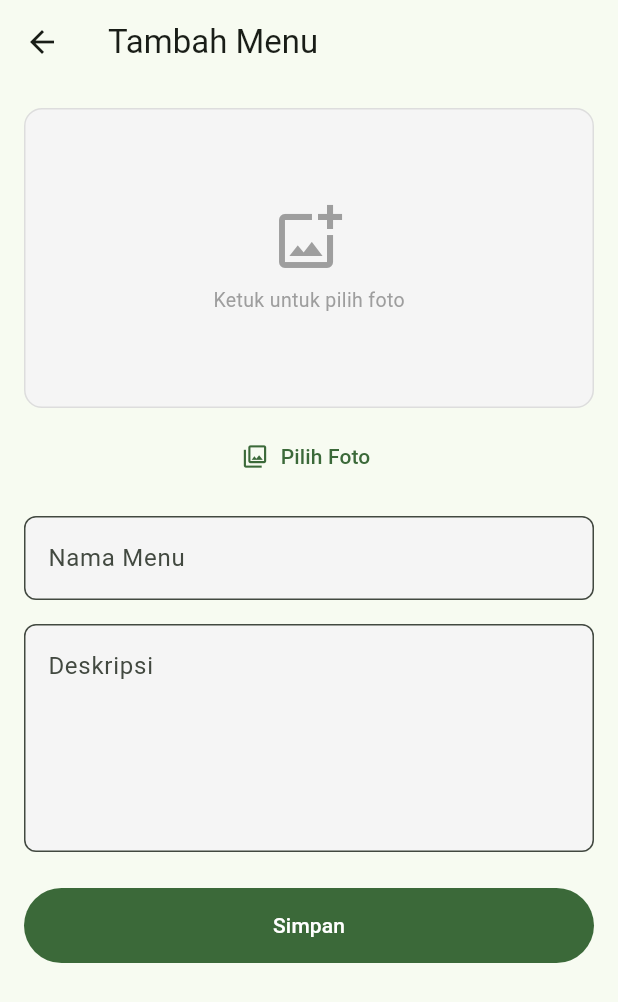
After one commit to WafiqMy/Mas_Nur_Mobile, a Flutter app: the FoodCourtFormPage screen opened by its route, on a phone screen of 412 x 824 dp. The commit adds this screen. Shown: the top 1002 px of the screen. Run offline on Flutter 3.47's test engine with Material 3 defaults, Android fonts, the phone set to English and light mode, and no system bars; our stand-ins replace dio, image_picker, shared_preferences; accounts and stored records are empty.

Commit message:
feat: tambah fitur Food Court di sidebar dengan form foto dan deskripsi

```diff
--- a/mas_nur_flutter/lib/app.dart
+++ b/mas_nur_flutter/lib/app.dart
@@ -14,6 +14,8 @@ import 'package:mas_nur_flutter/features/informasi/edit_profil_masjid_page.dart'
 import 'package:mas_nur_flutter/features/informasi/edit_struktur_organisasi_page.dart';
 import 'package:mas_nur_flutter/features/informasi/informasi_masjid_page.dart';
 import 'package:mas_nur_flutter/features/infaq/infaq_page.dart';
+import 'package:mas_nur_flutter/features/food_court/food_court_page.dart';
+import 'package:mas_nur_flutter/features/food_court/food_court_form_page.dart';
 import 'package:mas_nur_flutter/features/notifikasi/notifikasi_page.dart';
 import 'package:mas_nur_flutter/features/persewaan/barang_form_page.dart';
 import 'package:mas_nur_flutter/features/persewaan/detail_barang_page.dart';
@@ -65,6 +67,8 @@ class MasNurApp extends StatelessWidget {
         EditProfilMasjidPage.routeName: (_) => const EditProfilMasjidPage(),
         EditStrukturOrganisasiPage.routeName: (_) => const EditStrukturOrganisasiPage(),
         InfaqPage.routeName: (_) => const InfaqPage(),
+        FoodCourtPage.routeName: (_) => const FoodCourtPage(),
+        FoodCourtFormPage.routeName: (_) => const FoodCourtFormPage(),
         ProfilAdminPage.routeName: (_) => const ProfilAdminPage(),
         GantiNamaPage.routeName: (_) => const GantiNamaPage(),
         GantiSandiPage.routeName: (_) => const GantiSandiPage(),
--- a/mas_nur_flutter/lib/core/api/app_api_service.dart
+++ b/mas_nur_flutter/lib/core/api/app_api_service.dart
@@ -342,4 +342,50 @@ class AppApiService {
     final response = await _dio.post('API/api_edit_struktur.php', data: formData);
     return ApiStatusResponse.fromJson(response.data);
   }
+
+  // ─── Food Court ────────────────────────────────────────────────────────────
+
+  static Future<List<FoodCourtModel>> getFoodCourt() async {
+    final response = await _dio.get('API/api_get_food_court.php');
+    final list = (response.data['data'] as List<dynamic>? ?? <dynamic>[]);
+    return list.map((e) => FoodCourtModel.fromJson(e as Map<String, dynamic>)).toList();
+  }
+
+  static Future<ApiStatusResponse> tambahFoodCourt({
+    required String namaMenu,
+    required String deskripsi,
+    File? fotoFile,
+  }) async {
+    final formData = FormData.fromMap({
+      'nama_menu': namaMenu,
+      'deskripsi': deskripsi,
+      if (fotoFile != null) 'foto': await MultipartFile.fromFile(fotoFile.path),
+    });
+    final response = await _dio.post('API/api_tambah_food_court.php', data: formData);
+    return ApiStatusResponse.fromJson(response.data);
+  }
+
+  static Future<ApiStatusResponse> editFoodCourt({
+    required String idFoodCourt,
+    required String namaMenu,
+    required String deskripsi,
+    File? fotoFile,
+  }) async {
+    final formData = FormData.fromMap({
+      'id_food_court': idFoodCourt,
+      'nama_menu': namaMenu,
+      'deskripsi': deskripsi,
+      if (fotoFile != null) 'foto': await MultipartFile.fromFile(fotoFile.path),
+    });
+    final response = await _dio.post('API/api_edit_food_court.php', data: formData);
+    return ApiStatusResponse.fromJson(response.data);
+  }
+
+  static Future<ApiStatusResponse> hapusFoodCourt(String idFoodCourt) async {
+    final response = await _dio.post(
+      'API/api_hapus_food_court.php',
+      data: {'id_food_court': idFoodCourt},
+    );
+    return ApiStatusResponse.fromJson(response.data);
+  }
 }
--- a/mas_nur_flutter/lib/core/models/app_models.dart
+++ b/mas_nur_flutter/lib/core/models/app_models.dart
@@ -287,3 +287,26 @@ class ReservasiDetailModel {
   final String tanggalMulaiReservasi;
   final String tanggalSelesaiReservasi;
 }
+
+// ─── Food Court ──────────────────────────────────────────────────────────────
+
+class FoodCourtModel {
+  FoodCourtModel({
+    required this.idFoodCourt,
+    required this.namaMenu,
+    required this.deskripsi,
+    required this.foto,
+  });
+
+  factory FoodCourtModel.fromJson(Map<String, dynamic> json) => FoodCourtModel(
+    idFoodCourt: json['id_food_court']?.toString() ?? '',
+    namaMenu: json['nama_menu']?.toString() ?? '',
+    deskripsi: json['deskripsi']?.toString() ?? '',
+    foto: json['foto']?.toString() ?? '',
+  );
+
+  final String idFoodCourt;
+  final String namaMenu;
+  final String deskripsi;
+  final String foto;
+}
--- /dev/null
+++ b/mas_nur_flutter/lib/features/food_court/food_court_form_page.dart
@@ -0,0 +1,198 @@
+import 'dart:io';
+
+import 'package:flutter/material.dart';
+import 'package:image_picker/image_picker.dart';
+import 'package:mas_nur_flutter/core/api/app_api_service.dart';
+import 'package:mas_nur_flutter/core/models/app_models.dart';
+
+class FoodCourtFormPage extends StatefulWidget {
+  const FoodCourtFormPage({super.key});
+  static const routeName = '/food-court-form';
+
+  @override
+  State<FoodCourtFormPage> createState() => _FoodCourtFormPageState();
+}
+
+class _FoodCourtFormPageState extends State<FoodCourtFormPage> {
+  final _namaController = TextEditingController();
+  final _deskripsiController = TextEditingController();
+  final _picker = ImagePicker();
+  File? _imageFile;
+  bool _saving = false;
+  bool _initialized = false;
+
+  @override
+  void dispose() {
+    _namaController.dispose();
+    _deskripsiController.dispose();
+    super.dispose();
+  }
+
+  @override
+  Widget build(BuildContext context) {
+    final item =
+        ModalRoute.of(context)?.settings.arguments as FoodCourtModel?;
+    final isEdit = item != null;
+
+    // Isi form saat edit — hanya sekali
+    if (!_initialized && item != null) {
+      _namaController.text = item.namaMenu;
+      _deskripsiController.text = item.deskripsi;
+      _initialized = true;
+    }
+
+    return Scaffold(
+      appBar: AppBar(
+        title: Text(isEdit ? 'Edit Menu' : 'Tambah Menu'),
+      ),
+      body: ListView(
+        padding: const EdgeInsets.all(16),
+        children: [
+          // Foto
+          GestureDetector(
+            onTap: _pickImage,
+            child: Container(
+              height: 200,
+              decoration: BoxDecoration(
+                color: const Color(0xFFF5F5F5),
+                borderRadius: BorderRadius.circular(12),
+                border: Border.all(color: const Color(0xFFDDDDDD)),
+              ),
+              child: _imageFile != null
+                  ? ClipRRect(
+                      borderRadius: BorderRadius.circular(12),
+                      child: Image.file(_imageFile!,
+                          fit: BoxFit.cover, width: double.infinity),
+                    )
+                  : (isEdit && item.foto.isNotEmpty)
+                      ? ClipRRect(
+                          borderRadius: BorderRadius.circular(12),
+                          child: Image.network(
+                            '${AppApiService.baseUrl}API/uploads/food_court/${item.foto}',
+                            fit: BoxFit.cover,
+                            width: double.infinity,
+                            errorBuilder: (_, __, ___) =>
+                                _photoPlaceholder(),
+                          ),
+                        )
+                      : _photoPlaceholder(),
+            ),
+          ),
+          const SizedBox(height: 8),
+          Center(
+            child: TextButton.icon(
+              onPressed: _pickImage,
+              icon: const Icon(Icons.photo_library_outlined),
+              label: const Text('Pilih Foto'),
+            ),
+          ),
+          const SizedBox(height: 16),
+
+          // Nama menu
+          TextField(
+            controller: _namaController,
+            decoration: InputDecoration(
+              labelText: 'Nama Menu',
+              border: OutlineInputBorder(
+                  borderRadius: BorderRadius.circular(8)),
+              filled: true,
+              fillColor: const Color(0xFFF5F5F5),
+            ),
+            textCapitalization: TextCapitalization.words,
+          ),
+          const SizedBox(height: 16),
+
+          // Deskripsi
+          TextField(
+            controller: _deskripsiController,
+            decoration: InputDecoration(
+              labelText: 'Deskripsi',
+              alignLabelWithHint: true,
+              border: OutlineInputBorder(
+                  borderRadius: BorderRadius.circular(8)),
+              filled: true,
+              fillColor: const Color(0xFFF5F5F5),
+            ),
+            maxLines: 5,
+            textCapitalization: TextCapitalization.sentences,
+          ),
+          const SizedBox(height: 24),
+
+          // Tombol simpan
+          SizedBox(
+            width: double.infinity,
+            height: 50,
+            child: FilledButton(
+              onPressed: _saving ? null : () => _submit(item),
+              child: Text(_saving ? 'Menyimpan...' : 'Simpan'),
+            ),
+          ),
+        ],
+      ),
+    );
+  }
+
+  Widget _photoPlaceholder() {
+    return const Column(
+      mainAxisAlignment: MainAxisAlignment.center,
+      children: [
+        Icon(Icons.add_photo_alternate_outlined,
+            size: 48, color: Colors.grey),
+        SizedBox(height: 8),
+        Text('Ketuk untuk pilih foto',
+            style: TextStyle(color: Colors.grey, fontSize: 13)),
+      ],
+    );
+  }
+
+  Future<void> _pickImage() async {
+    final file = await _picker.pickImage(
+        source: ImageSource.gallery, imageQuality: 85);
+    if (file != null) setState(() => _imageFile = File(file.path));
+  }
+
+  Future<void> _submit(FoodCourtModel? item) async {
+    final nama = _namaController.text.trim();
+    final deskripsi = _deskripsiController.text.trim();
+
+    if (nama.isEmpty) {
+      ScaffoldMessenger.of(context).showSnackBar(
+        const SnackBar(content: Text('Nama menu wajib diisi')),
+      );
+      return;
+    }
+
+    setState(() => _saving = true);
+    try {
+      final result = item == null
+          ? await AppApiService.tambahFoodCourt(
+              namaMenu: nama,
+              deskripsi: deskripsi,
+              fotoFile: _imageFile,
+            )
+          : await AppApiService.editFoodCourt(
+              idFoodCourt: item.idFoodCourt,
+              namaMenu: nama,
+              deskripsi: deskripsi,
+              fotoFile: _imageFile,
+            );
+
+      if (!mounted) return;
+      ScaffoldMessenger.of(context).showSnackBar(
+        SnackBar(
+          content: Text(result.message.isNotEmpty
+              ? result.message
+              : 'Berhasil disimpan'),
+        ),
+      );
+      Navigator.pop(context, true);
+    } catch (_) {
+      if (!mounted) return;
+      ScaffoldMessenger.of(context).showSnackBar(
+        const SnackBar(content: Text('Gagal menyimpan menu')),
+      );
+    } finally {
+      if (mounted) setState(() => _saving = false);
+    }
+  }
+}
```
Also changed, not shown: mas_nur_flutter/lib/features/food_court/food_court_page.dart (added, +276 -0 lines), mas_nur_flutter/lib/shared/widgets/app_drawer.dart (+11 -0 lines).
